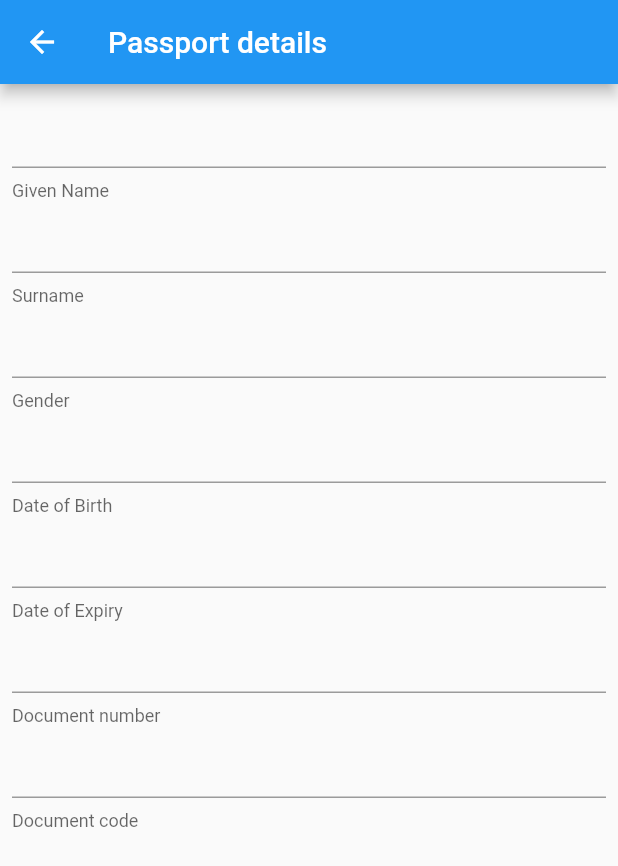
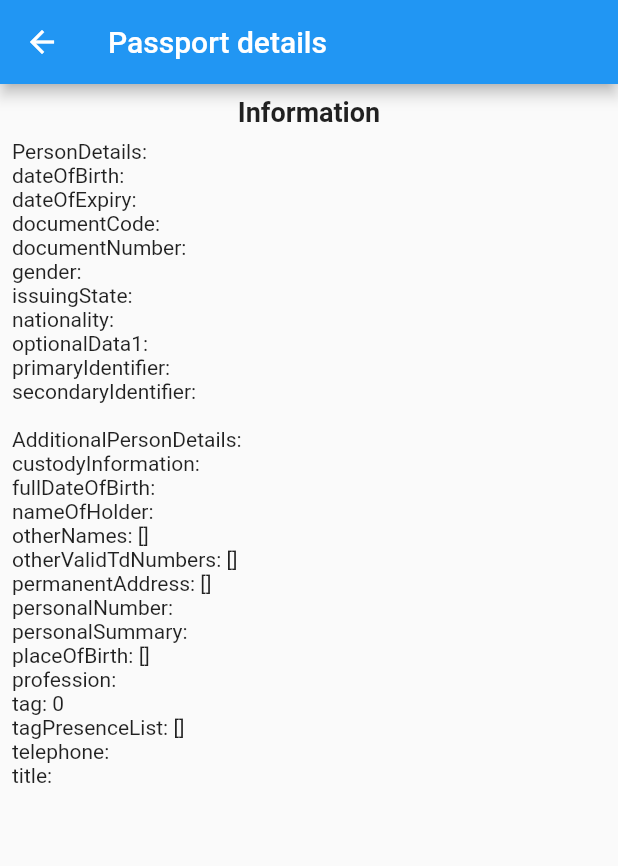
Before and after one commit to hohma13/passport_decoder, a Flutter app: the PassportDetailsScreen screen opened directly with empty values, on a phone screen of 412 x 824 dp. Shown: the top 866 px of the screen. Run offline on Flutter 3.47's test engine with Material 2 defaults, Android fonts, the phone set to English and light mode, and no system bars.

Commit message:
added method toString for passport data class

```diff
--- a/example/lib/passport_details_screen.dart
+++ b/example/lib/passport_details_screen.dart
@@ -16,35 +16,21 @@ class PassportDetailsScreen extends StatelessWidget {
         child: Padding(
           padding: const EdgeInsets.all(8.0),
           child: Column(
+            mainAxisAlignment: MainAxisAlignment.start,
+            crossAxisAlignment: CrossAxisAlignment.stretch,
             children: [
-              TextFormField(
-                initialValue: passportData.personDetails.primaryIdentifier,
-                decoration: InputDecoration(helperText: 'Given Name'),
+              Text(
+                'Information',
+                textAlign: TextAlign.center,
+                style: TextStyle(fontWeight: FontWeight.bold, fontSize: 18.0),
               ),
-              TextFormField(
-                initialValue: passportData.personDetails.secondaryIdentifier,
-                decoration: InputDecoration(helperText: 'Surname'),
+              SizedBox(
+                height: 8.0,
               ),
-              TextFormField(
-                initialValue: passportData.personDetails.gender,
-                decoration: InputDecoration(helperText: 'Gender'),
-              ),
-              TextFormField(
-                initialValue: passportData.personDetails.dateOfBirth,
-                decoration: InputDecoration(helperText: 'Date of Birth'),
-              ),
-              TextFormField(
-                initialValue: passportData.personDetails.dateOfExpiry,
-                decoration: InputDecoration(helperText: 'Date of Expiry'),
-              ),
-              TextFormField(
-                initialValue: passportData.personDetails.documentNumber,
-                decoration: InputDecoration(helperText: 'Document number'),
-              ),
-              TextFormField(
-                initialValue: passportData.personDetails.documentCode,
-                decoration: InputDecoration(helperText: 'Document code'),
-              ),
+              if (passportData.personDetails != null)
+                Text('${passportData.personDetails.toString()}'),
+              if (passportData.additionalPersonDetails != null)
+                Text('${passportData.additionalPersonDetails.toString()}'),
             ],
           ),
         ),
--- a/lib/data/passport_data.dart
+++ b/lib/data/passport_data.dart
@@ -128,6 +128,25 @@ class AdditionalPersonDetails {
         "telephone": telephone == null ? null : telephone,
         "title": title == null ? null : title,
       };
+
+  @override
+  String toString() {
+    return 'AdditionalPersonDetails: \n'
+        'custodyInformation: $custodyInformation \n'
+        'fullDateOfBirth: $fullDateOfBirth \n'
+        'nameOfHolder: $nameOfHolder \n'
+        'otherNames: ${otherNames.toString()} \n'
+        'otherValidTdNumbers: ${otherValidTdNumbers.toString()} \n'
+        'permanentAddress: ${permanentAddress.toString()} \n'
+        'personalNumber: $personalNumber \n'
+        'personalSummary: $personalSummary \n'
+        'placeOfBirth: ${placeOfBirth.toString()} \n'
+        'profession: $profession \n'
+        'tag: ${tag.toString()} \n'
+        'tagPresenceList: ${tagPresenceList.toString()} \n'
+        'telephone: $telephone \n'
+        'title: $title \n';
+  }
 }
 
 class FeatureStatus {
@@ -208,6 +227,21 @@ class PersonDetails {
     data['primaryIdentifier'] = this.primaryIdentifier;
     data['secondaryIdentifier'] = this.secondaryIdentifier;
     return data;
+  }
+
+  @override
+  String toString() {
+    return 'PersonDetails: \n'
+        'dateOfBirth: $dateOfBirth \n'
+        'dateOfExpiry: $dateOfExpiry \n'
+        'documentCode: $documentCode \n'
+        'documentNumber: $documentNumber \n'
+        'gender: $gender \n'
+        'issuingState: $issuingState \n'
+        'nationality: $nationality \n'
+        'optionalData1: $optionalData1 \n'
+        'primaryIdentifier: $primaryIdentifier \n'
+        'secondaryIdentifier: ${secondaryIdentifier.replaceAll("<", '')} \n';
   }
 }
 
```
